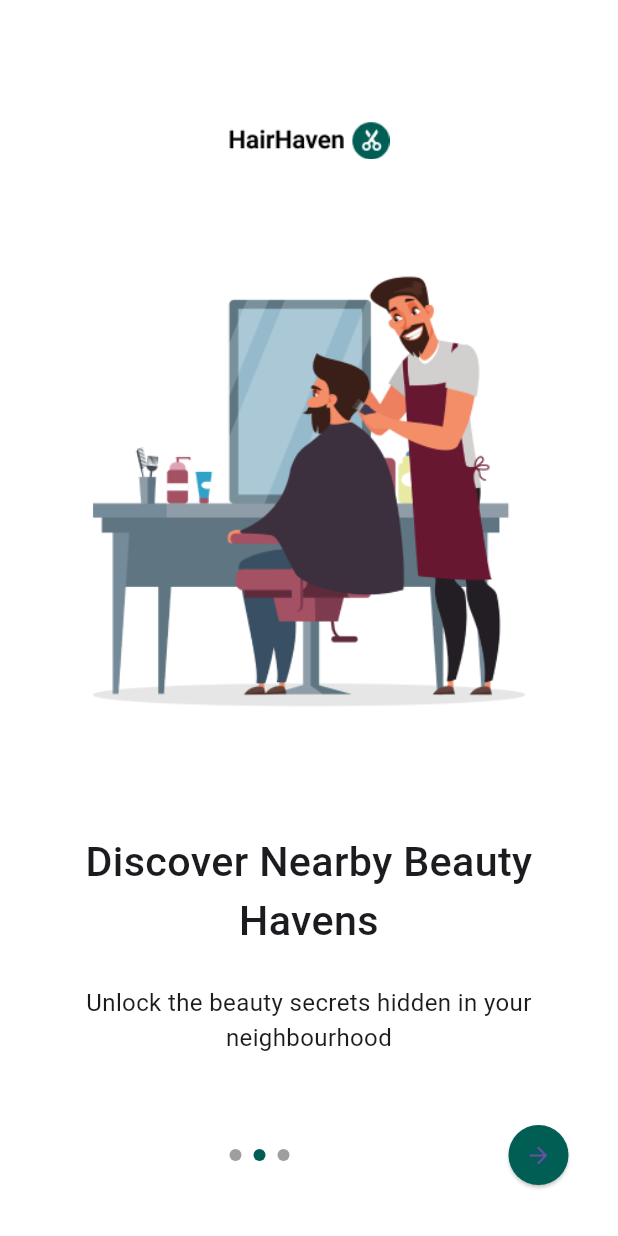
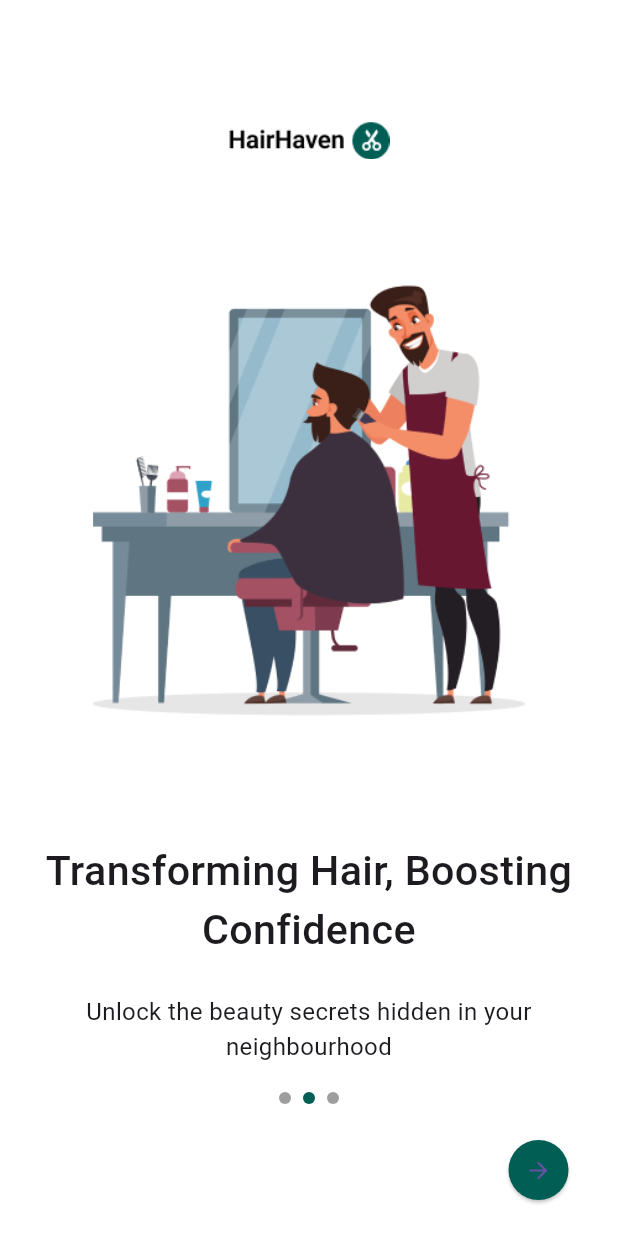
Before and after one commit to TheScriptRailoth/Hair-Haven, a Flutter app: the WelcomeScreen screen opened directly, after a tap on the "arrow forward" icon, on a phone screen of 412 x 824 dp. Run offline on Flutter 3.47's test engine with Material 3 defaults, Android fonts, the phone set to English and light mode, and no system bars; our stand-ins replace flare_flutter, flutter_rating_bar, flutter_screenutil, font_awesome_flutter, get, google_fonts and 5 more; missing offline and left inert: dart:ffi, social_media_buttons.

Commit message:
HAIR-HAVEN: Added Welcome Screen
Signed-off-by: Ashutosh <am3718440@gmail.com>

```diff
--- a/lib/presentation/pages/authentication-screens/welcome_screen.dart
+++ b/lib/presentation/pages/authentication-screens/welcome_screen.dart
@@ -11,6 +11,7 @@ class WelcomeScreen extends StatefulWidget {
 }
 
 class _WelcomeScreenState extends State<WelcomeScreen> {
+
   final PageController _pageController = PageController();
   int _currentPage = 0;
   final List<String> Images=[
@@ -18,11 +19,24 @@ class _WelcomeScreenState extends State<WelcomeScreen> {
     'assets/images/splash2.png',
     'assets/images/splash3.png',
   ];
+  final List<String> Title=[
+    'Discover Nearby Beauty Havens',
+    'Transforming Hair, Boosting Confidence',
+    'Book Online'
+  ];
+  final List<String> SubTitle=[
+    'Unlock the beauty secrets hidden in your neighbourhood',
+    'Unlock the beauty secrets hidden in your neighbourhood',
+    'Go ahead and book an appointment with us online'
+  ];
   @override
   Widget build(BuildContext context) {
+    final int currentPage;
+    final int pageCount;
     return Scaffold(
       backgroundColor: Colors.white,
       body: Column(
+        mainAxisAlignment: MainAxisAlignment.center,
         children: [
           Padding(
             padding: EdgeInsets.only(top: 66.w),
@@ -65,12 +79,12 @@ class _WelcomeScreenState extends State<WelcomeScreen> {
                       child: Column(
                         children: [
                           SizedBox(height: 20.h,),
-                          Text('Discover Nearby Beauty Havens', style: GoogleFonts.roboto(
+                          Text(Title[index], style: GoogleFonts.roboto(
                             fontWeight: FontWeight.w500,
                             fontSize: 24.sp
                           ), textAlign: TextAlign.center,),
                           SizedBox(height: 20.h,),
-                          Text('Unlock the beauty secrets hidden in your neighbourhood', style: GoogleFonts.roboto(
+                          Text(SubTitle[index], style: GoogleFonts.roboto(
                               fontWeight: FontWeight.w400,
                               fontSize: 14.sp
                           ), textAlign: TextAlign.center,),
@@ -82,46 +96,69 @@ class _WelcomeScreenState extends State<WelcomeScreen> {
               },
             ),
           ),
-          Padding(
-            padding:EdgeInsets.symmetric(vertical: 30, horizontal: 20),
-            child: Row(
-              mainAxisAlignment: MainAxisAlignment.spaceBetween,
-              children: [
-                Expanded(
-                  child: Container(
-                    alignment: Alignment.center,
-                    child: PageIndicator(
-                      currentPage: _currentPage,
-                      pageCount: 3,
-                    ),
-                  ),
+          PageIndicator(currentPage: _currentPage, pageCount: 3),
+          Align(
+            alignment: Alignment.centerRight,
+            child: Padding(
+              padding: EdgeInsets.all(20.0),
+              child: ElevatedButton(
+                style: ButtonStyle(
+                  backgroundColor: MaterialStateProperty.all(MyColors.primaryColor),
+                  shape: MaterialStateProperty.all(CircleBorder()),
                 ),
-                Container(
-                  alignment: Alignment.centerRight,
-                  decoration: BoxDecoration(
-                    shape: BoxShape.circle,
-                  ),
-                  child: ElevatedButton(
-                    style: ButtonStyle(
-                      backgroundColor: MaterialStateProperty.all(MyColors.primaryColor),
-                      shape: MaterialStateProperty.all(
-                        CircleBorder(),
-                      ),
-                    ),
-                    onPressed: () {
-                      _currentPage<2?_pageController.nextPage(
-                        duration: Duration(milliseconds: 300),
-                        curve: Curves.easeInOut,
-                      ):Navigator.push(context, MaterialPageRoute(builder: (context){
-                        return LoginScreen();
-                      }));
-                    },
-                    child: Center(child: Icon(Icons.arrow_forward)),
-                  ),
-                ),
-              ],
+                onPressed: () {
+                  _currentPage < 2
+                      ? _pageController.nextPage(
+                    duration: Duration(milliseconds: 300),
+                    curve: Curves.easeInOut,
+                  )
+                      : Navigator.push(context, MaterialPageRoute(builder: (context) {
+                    return LoginScreen();
+                  }));
+                },
+                child: Icon(Icons.arrow_forward),
+              ),
             ),
           ),
+          // Row(
+          //   mainAxisAlignment: MainAxisAlignment.spaceBetween,
+          //   children: [
+          //     Expanded(
+          //       child: Container(
+          //         height: 50,
+          //         width: 50,
+          //         alignment: Alignment.center,
+          //         child: PageIndicator(
+          //           currentPage: _currentPage,
+          //           pageCount: 3,
+          //         ),
+          //       ),
+          //     ),
+          //     Container(
+          //       alignment: Alignment.centerRight,
+          //       decoration: BoxDecoration(
+          //         shape: BoxShape.circle,
+          //       ),
+          //       child: ElevatedButton(
+          //         style: ButtonStyle(
+          //           backgroundColor: MaterialStateProperty.all(MyColors.primaryColor),
+          //           shape: MaterialStateProperty.all(
+          //             CircleBorder(),
+          //           ),
+          //         ),
+          //         onPressed: () {
+          //           _currentPage < 2 ? _pageController.nextPage(
+          //             duration: Duration(milliseconds: 300),
+          //             curve: Curves.easeInOut,
+          //           ) : Navigator.push(context, MaterialPageRoute(builder: (context) {
+          //             return LoginScreen();
+          //           }));
+          //         },
+          //         child: Center(child: Icon(Icons.arrow_forward)),
+          //       ),
+          //     ),
+          //   ],
+          // ),
         ],
       ),
     );
```
